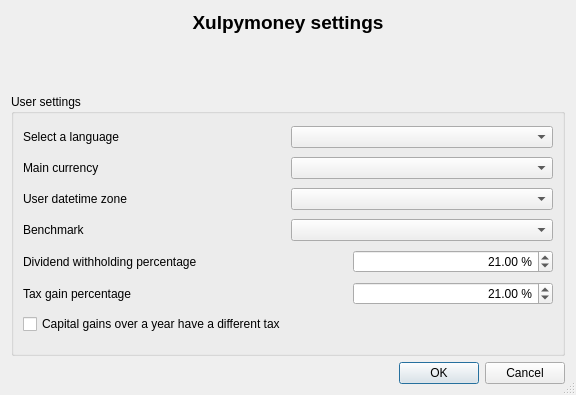
Old version of the form ui/frmSettings.ui in the repository turulomio/xulpymoney.
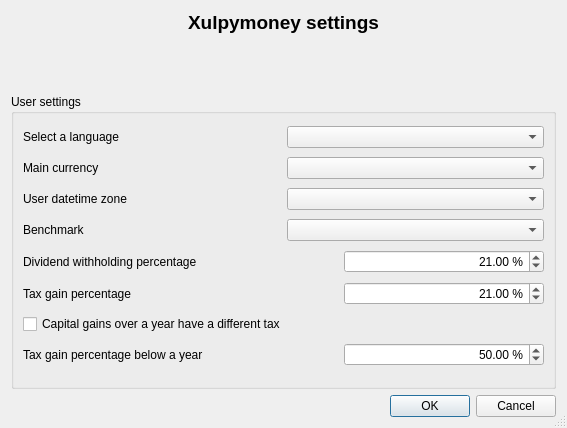
New version of the form. Icons and pictures are not drawn.

Commit message: wdgJoint now calculates gains below a year correctly. Asked in ticket #17

What changed in the file:
```diff
--- a/ui/frmSettings.ui
+++ b/ui/frmSettings.ui
@@ -9,8 +9,8 @@
    <rect>
     <x>0</x>
     <y>0</y>
-    <width>576</width>
-    <height>395</height>
+    <width>567</width>
+    <height>428</height>
    </rect>
   </property>
   <property name="windowTitle">
@@ -281,6 +281,51 @@
             </property>
            </widget>
           </item>
+          <item>
+           <layout class="QHBoxLayout" name="horizontalLayout_10">
+            <item>
+             <widget class="QLabel" name="label_7">
+              <property name="text">
+               <string>Tax gain percentage below a year</string>
+              </property>
+              <property name="alignment">
+               <set>Qt::AlignLeading|Qt::AlignLeft|Qt::AlignVCenter</set>
+              </property>
+             </widget>
+            </item>
+            <item>
+             <widget class="QDoubleSpinBox" name="spnGainsPercentajeBelow">
+              <property name="sizePolicy">
+               <sizepolicy hsizetype="Fixed" vsizetype="Fixed">
+                <horstretch>0</horstretch>
+                <verstretch>0</verstretch>
+               </sizepolicy>
+              </property>
+              <property name="minimumSize">
+               <size>
+                <width>200</width>
+                <height>0</height>
+               </size>
+              </property>
+              <property name="alignment">
+               <set>Qt::AlignRight|Qt::AlignTrailing|Qt::AlignVCenter</set>
+              </property>
+              <property name="suffix">
+               <string> %</string>
+              </property>
+              <property name="decimals">
+               <number>2</number>
+              </property>
+              <property name="singleStep">
+               <double>0.100000000000000</double>
+              </property>
+              <property name="value">
+               <double>50.000000000000000</double>
+              </property>
+             </widget>
+            </item>
+           </layout>
+          </item>
          </layout>
         </item>
        </layout>
```
Left out of the diff: 19 changed lines with no effect on the pictures. The commit also changes 7 other files.
